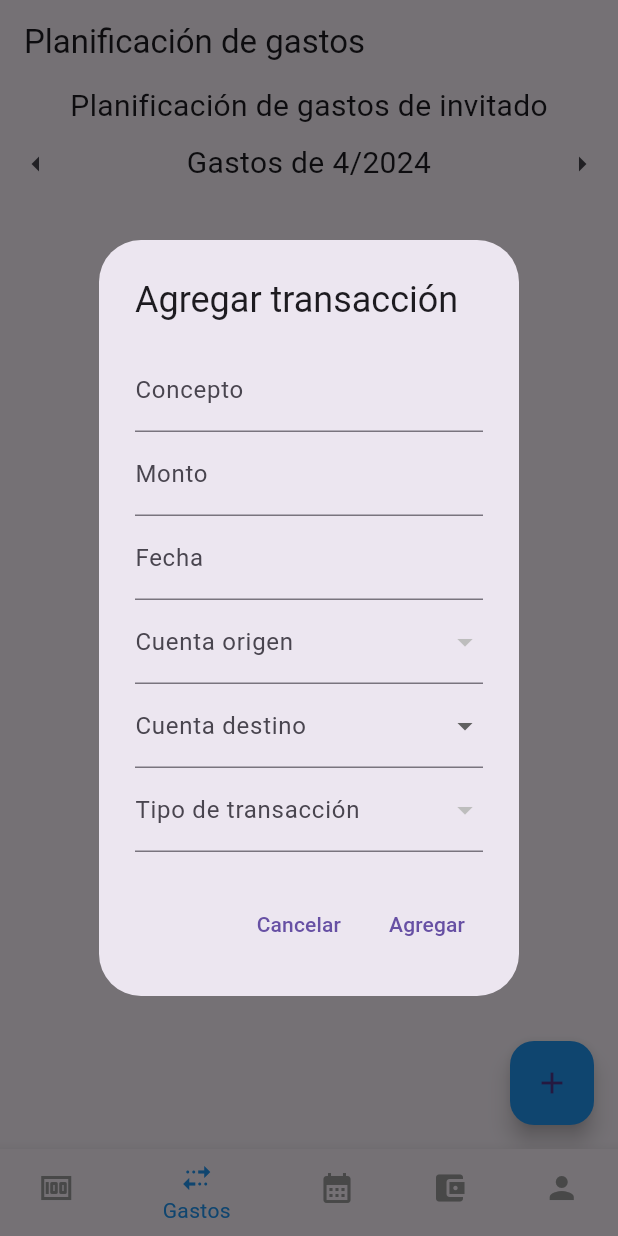
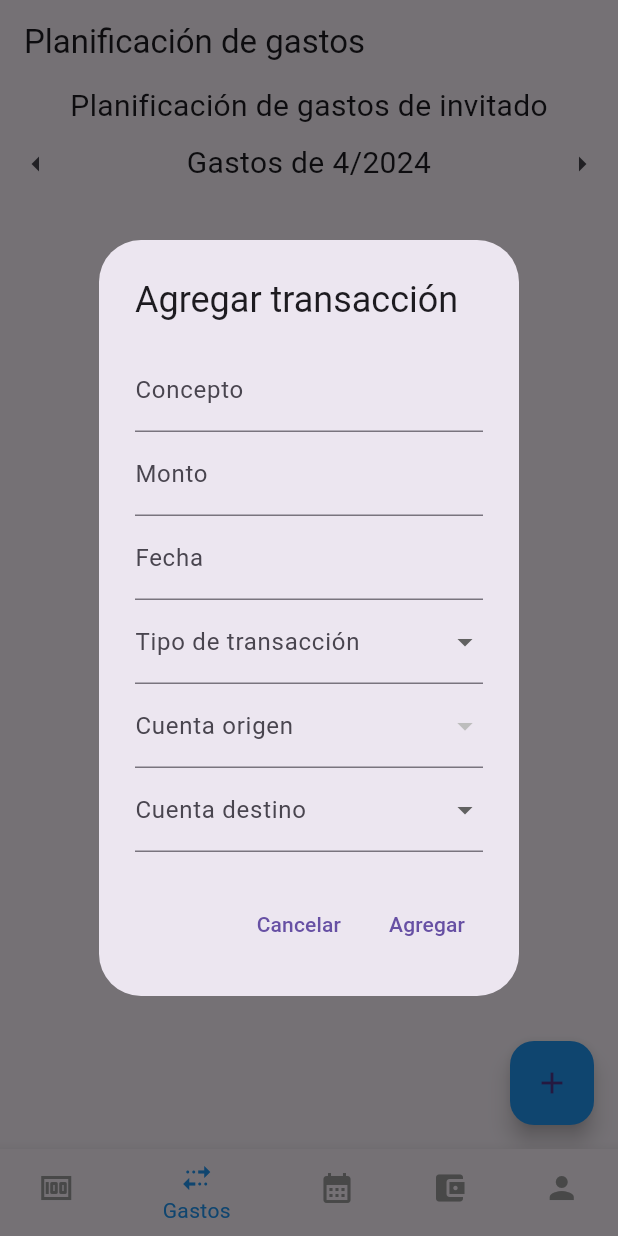
Before and after one commit to DR-Barros/appFinanzas, a Flutter app: the screen it shows after launch, item 2 of the bottom bar chosen, after a tap on the "add" icon, on a phone screen of 412 x 824 dp. Run offline on Flutter 3.47's test engine with Material 3 defaults, Android fonts, the phone set to English and light mode, and no system bars; our stand-ins replace logger, shared_preferences; accounts and stored records are empty; statements that could not run were skipped.

Commit message:
FEAT(transactions): se agregan los tipos de transaccion ahorro y transferencia entre cuentas

```diff
--- a/lib/models/user.dart
+++ b/lib/models/user.dart
@@ -223,7 +223,8 @@ class User {
             'name': item.name,
             'planningPercentage': item.type == 'percentage'
                 ? item.value
-                : (item.value * 100) / plan.planningIncome,
+                : plan.planningIncome== 0 ? 0 :
+                 ((item.value * 10000) / plan.planningIncome).round() / 100,
             'planningValue': item.type == 'percentage'
                 ? (item.value * plan.planningIncome) / 100
                 : item.value,
@@ -232,13 +233,13 @@ class User {
                 : item.value,
             'realPercentage': item.type == 'percentage'
                 ? item.value
-                : (item.value * 100) / totalRealValue,
+                : plan.planningIncome == 0 ? 0 :
+                ((item.value * 10000) / totalRealValue).round() / 100,
             'expense': getTotalTransactionsByMonthAndType(date, item.name),
             'difference': item.type == 'percentage'
-                ? item.value -
+                ? (item.value * totalRealValue) / 100 -
                     getTotalTransactionsByMonthAndType(date, item.name)
-                : (item.value * 100) / totalRealValue -
-                    getTotalTransactionsByMonthAndType(date, item.name),
+                : item.value - getTotalTransactionsByMonthAndType(date, item.name),
           });
         }
         planning.add(
@@ -246,11 +247,11 @@ class User {
             'id': -1,
             'type': 'percentage',
             'name': 'Ahorro',
-            'planningPercentage': 100 -
+            'planningPercentage': ((100 -
                 planning.fold(
                     0,
                     (previousValue, element) =>
-                        previousValue + element['planningPercentage']),
+                        previousValue + element['planningPercentage']))*100).round()/100,
             'planningValue': plan.planningIncome -
                 planning.fold(
                     0,
@@ -261,12 +262,12 @@ class User {
                     0,
                     (previousValue, element) =>
                         previousValue + element['realValue']),
-            'realPercentage': 100 -
+            'realPercentage': ((100 -
                 planning.fold(
                     0,
                     (previousValue, element) =>
-                        previousValue + element['realPercentage']),
-            'expense': totalRealValue - getTotalTransactionsByMonth(date),
+                        previousValue + element['realPercentage']))*100).round()/100,
+            'expense': getTotalTransactionsByMonthAndType(date, 'Ahorro'),
             'difference': 0,
           },
         );
--- a/lib/views/widgets/add_transaction_modal.dart
+++ b/lib/views/widgets/add_transaction_modal.dart
@@ -18,6 +18,8 @@ void showAddTransactionModal(BuildContext context,
   List<Account> toAccounts = List.from(accounts);
   toAccounts.add(Account(id: -1, name: 'Pago', balance: 0));
   List<PlanningItem> typeTransaction = appController.getPlanningsByMouth(date);
+  typeTransaction.add(PlanningItem(id: -1, name: "transferencia entre cuentas", type: "transferencia", value: 0));
+  typeTransaction.add(PlanningItem(id: -2, name: "Ahorro", type: "Ahorro", value: 0));
 
   showDialog(
       context: context,
@@ -42,6 +44,18 @@ void showAddTransactionModal(BuildContext context,
                   },
                 ),
                 DateInputField(controller: _dateController),
+                DropdownButtonFormField(
+                    items: typeTransaction
+                        .map((transaction) => DropdownMenuItem(
+                              value: transaction.name,
+                              child: Text(transaction.name),
+                            ))
+                        .toList(),
+                    onChanged: (value) {
+                      type = value as String;
+                    },
+                    decoration: const InputDecoration(
+                        labelText: 'Tipo de transacción')),
                 DropdownButtonFormField(
                   items: accounts
                       .map((account) => DropdownMenuItem(
@@ -73,18 +87,7 @@ void showAddTransactionModal(BuildContext context,
                       ? 'La cuenta destino no puede ser la misma que la cuenta origen'
                       : null,
                 ),
-                DropdownButtonFormField(
-                    items: typeTransaction
-                        .map((transaction) => DropdownMenuItem(
-                              value: transaction.name,
-                              child: Text(transaction.name),
-                            ))
-                        .toList(),
-                    onChanged: (value) {
-                      type = value as String;
-                    },
-                    decoration: const InputDecoration(
-                        labelText: 'Tipo de transacción')),
+
               ],
             ),
           ),
```
